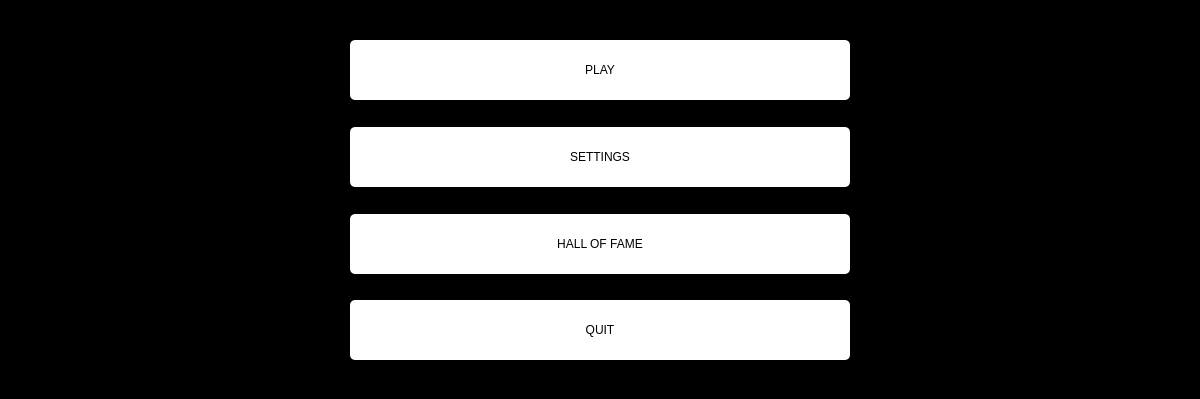
Before: the Qt Designer form mainwindow.ui in Redflyo/forcework_game, drawn with Qt 5.
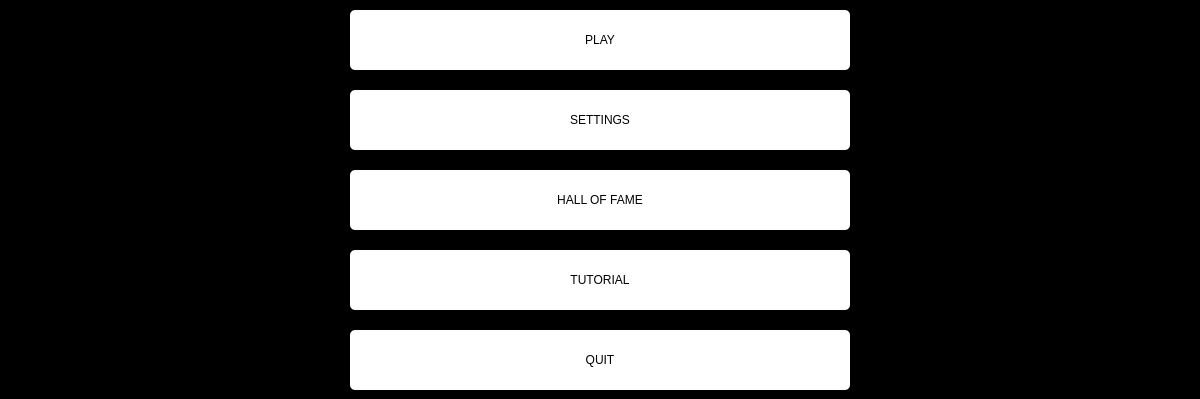
After: the same form once the commit is applied. The open tabs and pages were chosen to show the change.

Patch:
```diff
--- a/mainwindow.ui
+++ b/mainwindow.ui
@@ -49,7 +49,7 @@
        <property name="geometry">
         <rect>
          <x>350</x>
-         <y>127</y>
+         <y>90</y>
          <width>500</width>
          <height>60</height>
         </rect>
@@ -77,7 +77,7 @@
        <property name="geometry">
         <rect>
          <x>350</x>
-         <y>300</y>
+         <y>330</y>
          <width>500</width>
          <height>60</height>
         </rect>
@@ -105,7 +105,7 @@
        <property name="geometry">
         <rect>
          <x>350</x>
-         <y>214</y>
+         <y>170</y>
          <width>500</width>
          <height>60</height>
         </rect>
@@ -133,7 +133,7 @@
        <property name="geometry">
         <rect>
          <x>350</x>
-         <y>40</y>
+         <y>10</y>
          <width>500</width>
          <height>60</height>
         </rect>
@@ -157,6 +157,34 @@
         <string>PLAY</string>
        </property>
       </widget>
+      <widget class="QPushButton" name="pushButton_9">
+       <property name="geometry">
+        <rect>
+         <x>350</x>
+         <y>250</y>
+         <width>500</width>
+         <height>60</height>
+        </rect>
+       </property>
+       <property name="styleSheet">
+        <string notr="true">QPushButton {
+	background-color:rgb(255, 255, 255);
+	border:none;
+	color:rgb(0, 0, 0);
+	border-radius: 5px;
+}
+QPushButton:hover {
+	background-color:rgb(196, 196, 196);
+}
+QPushButton:pressed {
+	background-color:rgb(117, 117, 117);
+}
+</string>
+       </property>
+       <property name="text">
+        <string>TUTORIAL</string>
+       </property>
+      </widget>
      </widget>
     </widget>
     <widget class="QWidget" name="GameWidget">
```
Left out of the diff: 2 changed lines with no effect on the pictures.
